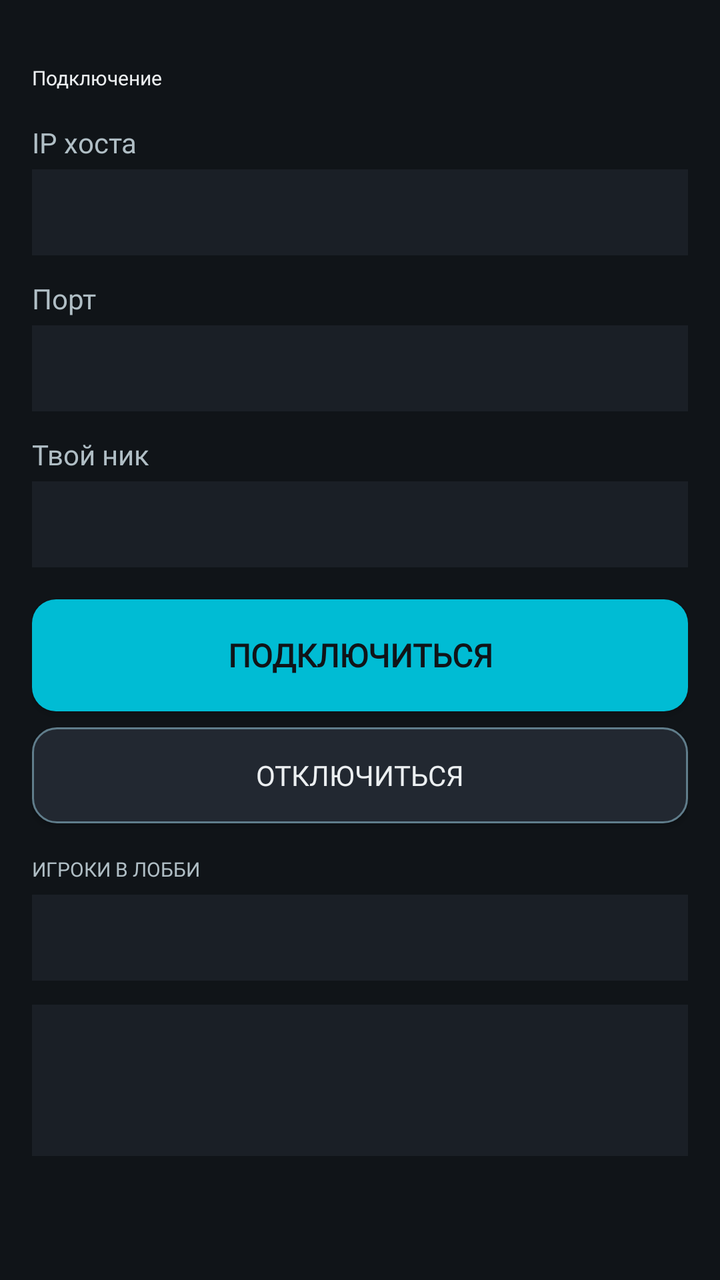
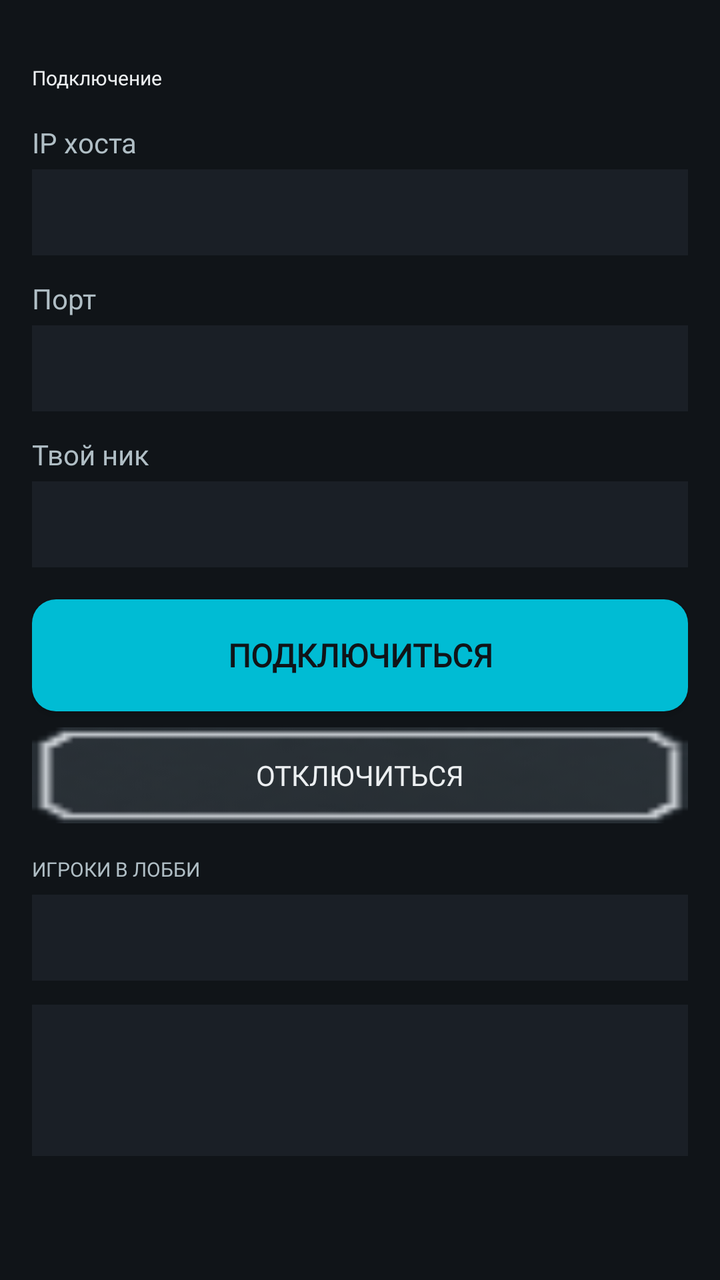

An Android layout rendered at two revisions. The XML below is the earlier revision; the diff shows what the commit changed to produce the second picture.
<!-- AndroidManifest.xml: application theme Theme.MinesweeperEvolution -->
<!-- res/layout/activity_join_client.xml -->
<?xml version="1.0" encoding="utf-8"?>
<ScrollView xmlns:android="http://schemas.android.com/apk/res/android"
    android:layout_width="match_parent"
    android:layout_height="match_parent"
    android:background="@color/bg_dark"
    android:fillViewport="true">

    <LinearLayout
        android:layout_width="match_parent"
        android:layout_height="wrap_content"
        android:orientation="vertical"
        android:padding="16dp">

        <TextView
            android:layout_width="wrap_content"
            android:layout_height="wrap_content"
            android:text="@string/mp_join_title"
            android:fontFamily="@font/press_start_2p"
            android:textColor="@color/text_primary"
            android:textSize="10sp"
            android:layout_marginTop="16dp"
            android:layout_marginBottom="16dp" />

        <TextView
            android:layout_width="wrap_content"
            android:layout_height="wrap_content"
            android:text="@string/mp_host_ip_hint"
            android:fontFamily="@font/vt323"
            android:textColor="@color/text_secondary"
            android:textSize="14sp"
            android:layout_marginBottom="4dp" />

        <EditText
            android:id="@+id/etHostIp"
            android:layout_width="match_parent"
            android:layout_height="wrap_content"
            android:background="@color/bg_panel"
            android:padding="12dp"
            android:textColor="@color/text_primary"
            android:textColorHint="@color/text_dim"
            android:textSize="14sp"
            android:inputType="text"
            android:fontFamily="monospace"
            android:layout_marginBottom="12dp" />

        <TextView
            android:layout_width="wrap_content"
            android:layout_height="wrap_content"
            android:text="@string/mp_port_hint"
            android:fontFamily="@font/vt323"
            android:textColor="@color/text_secondary"
            android:textSize="14sp"
            android:layout_marginBottom="4dp" />

        <EditText
            android:id="@+id/etHostPort"
            android:layout_width="match_parent"
            android:layout_height="wrap_content"
            android:background="@color/bg_panel"
            android:padding="12dp"
            android:textColor="@color/text_primary"
            android:textColorHint="@color/text_dim"
            android:textSize="14sp"
            android:inputType="number"
            android:layout_marginBottom="12dp" />

        <TextView
            android:layout_width="wrap_content"
            android:layout_height="wrap_content"
            android:text="@string/mp_nickname_hint"
            android:fontFamily="@font/vt323"
            android:textColor="@color/text_secondary"
            android:textSize="14sp"
            android:layout_marginBottom="4dp" />

        <EditText
            android:id="@+id/etNick"
            android:layout_width="match_parent"
            android:layout_height="wrap_content"
            android:background="@color/bg_panel"
            android:padding="12dp"
            android:textColor="@color/text_primary"
            android:textColorHint="@color/text_dim"
            android:textSize="14sp"
            android:inputType="text"
            android:maxLength="20"
            android:layout_marginBottom="16dp" />

        <Button
            android:id="@+id/btnConnect"
            android:layout_width="match_parent"
            android:layout_height="56dp"
            android:background="@drawable/bg_button_primary"
            android:fontFamily="@font/pixelify_sans"
            android:text="@string/mp_connect"
            android:textColor="@color/bg_dark"
            android:textSize="16sp"
            android:textStyle="bold"
            android:layout_marginBottom="8dp" />

        <Button
            android:id="@+id/btnDisconnect"
            android:layout_width="match_parent"
            android:layout_height="48dp"
            android:background="@drawable/bg_button_secondary"
            android:fontFamily="@font/pixelify_sans"
            android:text="@string/mp_disconnect"
            android:textColor="@color/text_primary"
            android:textSize="14sp"
            android:layout_marginBottom="16dp" />

        
        <TextView
            android:layout_width="wrap_content"
            android:layout_height="wrap_content"
            android:text="@string/section_players"
            android:fontFamily="@font/press_start_2p"
            android:textColor="@color/text_secondary"
            android:textSize="10sp"
            android:layout_marginBottom="6dp" />

        <TextView
            android:id="@+id/tvLobbyPlayers"
            android:layout_width="match_parent"
            android:layout_height="wrap_content"
            android:background="@color/bg_panel"
            android:padding="12dp"
            android:textColor="@color/text_primary"
            android:fontFamily="@font/vt323"
            android:textSize="14sp"
            android:layout_marginBottom="12dp" />

        
        <TextView
            android:id="@+id/tvJoinLog"
            android:layout_width="match_parent"
            android:layout_height="wrap_content"
            android:background="@color/bg_panel"
            android:padding="12dp"
            android:textColor="@color/text_secondary"
            android:textSize="14sp"
            android:fontFamily="@font/vt323"
            android:minLines="3" />

    </LinearLayout>
</ScrollView>
<!-- resources referenced by this layout -->
<resources>
  <color name="bg_dark">#FF101418</color>
  <color name="bg_panel">#FF1A1F26</color>
  <color name="text_dim">#FF607D8B</color>
  <color name="text_primary">#FFECEFF1</color>
  <color name="text_secondary">#FFB0BEC5</color>
  <!-- drawable bg_button_primary (drawable) -->
  <?xml version="1.0" encoding="utf-8"?>
  <selector xmlns:android="http://schemas.android.com/apk/res/android">
      
      <item android:state_pressed="true">
          <shape android:shape="rectangle">
              <solid android:color="@color/accent_2"/>
              <corners android:radius="12dp"/>
          </shape>
      </item>
      
      <item>
          <shape android:shape="rectangle">
              <solid android:color="@color/accent"/>
              <corners android:radius="12dp"/>
          </shape>
      </item>
  </selector>
  <!-- drawable bg_button_secondary (drawable) -->
  <?xml version="1.0" encoding="utf-8"?>
  <selector xmlns:android="http://schemas.android.com/apk/res/android">
      
      <item android:state_selected="true">
          <shape android:shape="rectangle">
              <solid android:color="@color/accent"/>
              <corners android:radius="12dp"/>
              <stroke android:width="1dp" android:color="@color/accent_2"/>
          </shape>
      </item>
      
      <item android:state_pressed="true">
          <shape android:shape="rectangle">
              <solid android:color="@color/bg_panel_alt"/>
              <corners android:radius="12dp"/>
              <stroke android:width="2dp" android:color="@color/accent"/>
          </shape>
      </item>
      
      <item>
          <shape android:shape="rectangle">
              <solid android:color="@color/bg_panel_alt"/>
              <corners android:radius="12dp"/>
              <stroke android:width="1dp" android:color="@color/text_dim"/>
          </shape>
      </item>
  </selector>
  <string name="mp_connect">Подключиться</string>
  <string name="mp_disconnect">Отключиться</string>
  <string name="mp_host_ip_hint">IP хоста</string>
  <string name="mp_join_title">Подключение</string>
  <string name="mp_nickname_hint">Твой ник</string>
  <string name="mp_port_hint">Порт</string>
  <string name="section_players">ИГРОКИ В ЛОББИ</string>
  <style name="Theme.MinesweeperEvolution" parent="Theme.AppCompat.NoActionBar">
          <item name="colorPrimary">@color/accent</item>
          <item name="colorPrimaryDark">@color/accent_2</item>
          <item name="colorAccent">@color/accent</item>
          <item name="android:windowBackground">@color/bg_dark</item>
          <item name="android:textColorPrimary">@color/text_primary</item>
          <item name="android:textColorSecondary">@color/text_secondary</item>
          <item name="android:statusBarColor" tools:targetApi="l">@color/bg_dark</item>
          
          <item name="android:alertDialogTheme">@style/Theme.MinesweeperDialog</item>
          <item name="alertDialogTheme">@style/Theme.MinesweeperDialog</item>
      </style>
  <color name="accent_2">#FF26C6DA</color>
  <color name="accent">#FF00BCD4</color>
  <color name="bg_panel_alt">#FF222831</color>
  <style name="Theme.MinesweeperDialog" parent="Theme.AppCompat.Dialog.Alert">
          <item name="android:windowBackground">@color/bg_panel</item>
          <item name="android:textColorPrimary">@color/text_primary</item>
          <item name="android:textColorSecondary">@color/text_secondary</item>
          <item name="colorAccent">@color/accent</item>
          <item name="android:buttonBarButtonStyle">@style/Widget.DialogButton</item>
      </style>
  <style name="Widget.DialogButton" parent="Widget.AppCompat.Button.ButtonBar.AlertDialog">
          <item name="android:textColor">@color/accent</item>
      </style>
</resources>

<!-- the commit's change to res/layout/activity_join_client.xml (unified diff, before → after) -->
@@ -102,7 +102,7 @@
             android:id="@+id/btnDisconnect"
             android:layout_width="match_parent"
             android:layout_height="48dp"
-            android:background="@drawable/bg_button_secondary"
+            android:background="@drawable/ui_button_normal"
             android:fontFamily="@font/pixelify_sans"
             android:text="@string/mp_disconnect"
             android:textColor="@color/text_primary"
<!-- resource entries referenced after the edit -->
@@ -23,34 +23,7 @@
           </shape>
       </item>
   </selector>
-  <!-- drawable bg_button_secondary (drawable) -->
-  <?xml version="1.0" encoding="utf-8"?>
-  <selector xmlns:android="http://schemas.android.com/apk/res/android">
-      
-      <item android:state_selected="true">
-          <shape android:shape="rectangle">
-              <solid android:color="@color/accent"/>
-              <corners android:radius="12dp"/>
-              <stroke android:width="1dp" android:color="@color/accent_2"/>
-          </shape>
-      </item>
-      
-      <item android:state_pressed="true">
-          <shape android:shape="rectangle">
-              <solid android:color="@color/bg_panel_alt"/>
-              <corners android:radius="12dp"/>
-              <stroke android:width="2dp" android:color="@color/accent"/>
-          </shape>
-      </item>
-      
-      <item>
-          <shape android:shape="rectangle">
-              <solid android:color="@color/bg_panel_alt"/>
-              <corners android:radius="12dp"/>
-              <stroke android:width="1dp" android:color="@color/text_dim"/>
-          </shape>
-      </item>
-  </selector>
+  <!-- drawable ui_button_normal: png bitmap (drawable, 1182 bytes) -->
   <string name="mp_connect">Подключиться</string>
   <string name="mp_disconnect">Отключиться</string>
   <string name="mp_host_ip_hint">IP хоста</string>
@@ -72,7 +45,6 @@
       </style>
   <color name="accent_2">#FF26C6DA</color>
   <color name="accent">#FF00BCD4</color>
-  <color name="bg_panel_alt">#FF222831</color>
   <style name="Theme.MinesweeperDialog" parent="Theme.AppCompat.Dialog.Alert">
           <item name="android:windowBackground">@color/bg_panel</item>
           <item name="android:textColorPrimary">@color/text_primary</item>
